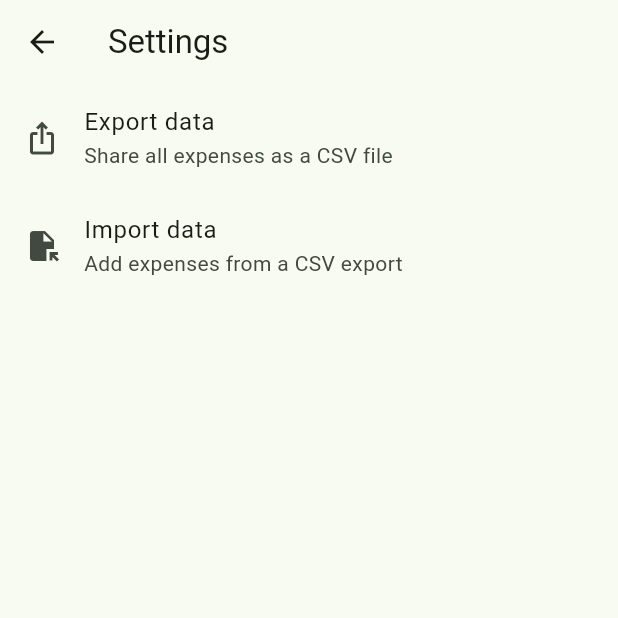
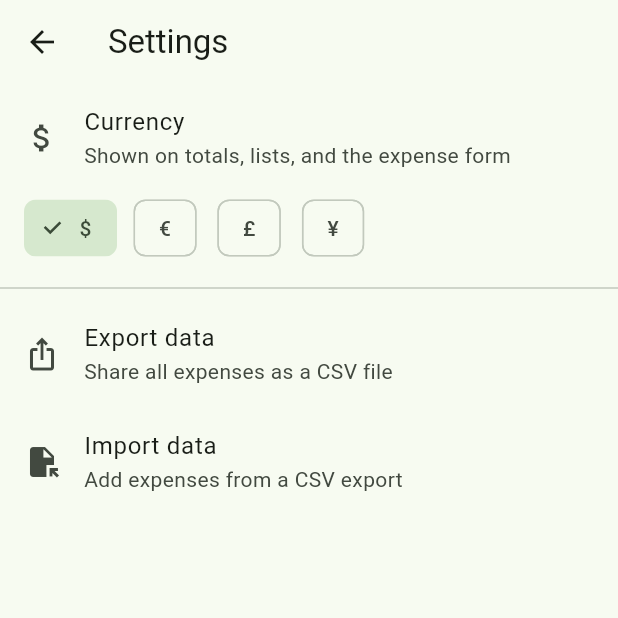
Before and after one commit to AhmedElemey/expense-tracker-flutter, a Flutter app: the screen it shows after launch, after a tap on the "settings" icon, on a phone screen of 412 x 824 dp, the top half of it. Run offline on Flutter 3.47's test engine with Material 3 defaults, Android fonts, the phone set to English and light mode, and no system bars; our stand-ins replace file_picker, flutter_riverpod, freezed_annotation, share_plus, sqflite; accounts and stored records are empty.

Commit message:
Add a configurable currency symbol for displayed amounts.
Keep a single settings value (default $) and prefix totals, list rows, pie summary, and the expense form so amounts read consistently.

Co-authored-by: Cursor <cursoragent@cursor.com>

```diff
--- a/lib/presentation/format.dart
+++ b/lib/presentation/format.dart
@@ -1,3 +1,12 @@
 import 'package:intl/intl.dart';
 
-String formatAmount(double amount) => NumberFormat('#,##0.00').format(amount);
+const kDefaultCurrencySymbol = r'$';
+
+const kCurrencySymbols = <String>[r'$', '€', '£', '¥'];
+
+String formatAmount(
+  double amount, {
+  String symbol = kDefaultCurrencySymbol,
+}) {
+  return '$symbol${NumberFormat('#,##0.00').format(amount)}';
+}
--- a/lib/presentation/providers/dashboard_providers.dart
+++ b/lib/presentation/providers/dashboard_providers.dart
@@ -1,6 +1,7 @@
 import 'package:flutter_riverpod/flutter_riverpod.dart';
 
 import 'package:expensetracker/domain/entities/expense_category.dart';
+import 'package:expensetracker/presentation/format.dart';
 
 /// How the history list is sectioned.
 enum HistoryGrouping { day, month }
@@ -48,3 +49,7 @@ class SelectedMonthNotifier extends Notifier<DateTime> {
 final selectedMonthProvider = NotifierProvider<SelectedMonthNotifier, DateTime>(
   SelectedMonthNotifier.new,
 );
+
+final currencySymbolProvider = StateProvider<String>(
+  (ref) => kDefaultCurrencySymbol,
+);
--- a/lib/presentation/screens/history_screen.dart
+++ b/lib/presentation/screens/history_screen.dart
@@ -21,6 +21,7 @@ class HistoryScreen extends ConsumerWidget {
   Widget build(BuildContext context, WidgetRef ref) {
     final history = ref.watch(transactionsProvider);
     final grouping = ref.watch(historyGroupingProvider);
+    final currencySymbol = ref.watch(currencySymbolProvider);
 
     return Scaffold(
       appBar: AppBar(title: const Text('History')),
@@ -62,6 +63,7 @@ class HistoryScreen extends ConsumerWidget {
               data: (items) => TransactionList(
                 transactions: items,
                 grouping: grouping,
+                currencySymbol: currencySymbol,
                 emptyMessage: 'No expenses yet.\nAdd one from the home screen.',
                 onRefresh: () =>
                     ref.read(transactionsProvider.notifier).refresh(),
--- a/lib/presentation/screens/home_screen.dart
+++ b/lib/presentation/screens/home_screen.dart
@@ -25,6 +25,7 @@ class HomeScreen extends ConsumerWidget {
     final filter = ref.watch(categoryFilterProvider);
     final totals = ref.watch(monthlyTotalsProvider);
     final filtered = ref.watch(filteredTransactionsProvider);
+    final currencySymbol = ref.watch(currencySymbolProvider);
 
     return Scaffold(
       appBar: AppBar(
@@ -47,7 +48,7 @@ class HomeScreen extends ConsumerWidget {
         onPressed: () => AddExpenseScreen.open(context),
         child: const Icon(Icons.add),
       ),
-      body: _body(context, ref, month, filter, totals, filtered),
+      body: _body(context, ref, month, filter, totals, filtered, currencySymbol),
     );
   }
 
@@ -58,6 +59,7 @@ class HomeScreen extends ConsumerWidget {
     ExpenseCategory? filter,
     AsyncValue<MonthlyTotals> totals,
     AsyncValue<List<Expense>> filtered,
+    String currencySymbol,
   ) {
     if ((totals.isLoading && !totals.hasValue) ||
         (filtered.isLoading && !filtered.hasValue)) {
@@ -98,7 +100,7 @@ class HomeScreen extends ConsumerWidget {
                     style: Theme.of(context).textTheme.titleSmall,
                   ),
                   Text(
-                    formatAmount(monthly.total),
+                    formatAmount(monthly.total, symbol: currencySymbol),
                     key: const Key('month-total'),
                     style: Theme.of(context).textTheme.displaySmall?.copyWith(
                       fontWeight: FontWeight.bold,
@@ -108,6 +110,7 @@ class HomeScreen extends ConsumerWidget {
                   CategoryPieChart(
                     totals: monthly.byCategory,
                     selected: filter,
+                    currencySymbol: currencySymbol,
                     onCategoryTapped: (category) => ref
                         .read(categoryFilterProvider.notifier)
                         .toggle(category),
@@ -131,6 +134,7 @@ class HomeScreen extends ConsumerWidget {
               nested: true,
               transactions: items,
               grouping: HistoryGrouping.day,
+              currencySymbol: currencySymbol,
               emptyMessage: filter == null
                   ? 'No expenses this month.\nTap + to add one.'
                   : 'No ${filter.label.toLowerCase()} expenses this month.',
--- a/lib/presentation/screens/settings_screen.dart
+++ b/lib/presentation/screens/settings_screen.dart
@@ -7,7 +7,9 @@ import 'package:flutter_riverpod/flutter_riverpod.dart';
 import 'package:path_provider/path_provider.dart';
 import 'package:share_plus/share_plus.dart';
 
+import 'package:expensetracker/presentation/format.dart';
 import 'package:expensetracker/presentation/providers/app_providers.dart';
+import 'package:expensetracker/presentation/providers/dashboard_providers.dart';
 import 'package:expensetracker/presentation/providers/transactions_provider.dart';
 
 class SettingsScreen extends ConsumerWidget {
@@ -21,10 +23,37 @@ class SettingsScreen extends ConsumerWidget {
 
   @override
   Widget build(BuildContext context, WidgetRef ref) {
+    final currencySymbol = ref.watch(currencySymbolProvider);
     return Scaffold(
       appBar: AppBar(title: const Text('Settings')),
       body: ListView(
         children: [
+          const ListTile(
+            leading: Icon(Icons.attach_money),
+            title: Text('Currency'),
+            subtitle: Text('Shown on totals, lists, and the expense form'),
+          ),
+          Padding(
+            padding: const EdgeInsets.fromLTRB(16, 0, 16, 8),
+            child: Wrap(
+              spacing: 8,
+              children: [
+                for (final symbol in kCurrencySymbols)
+                  ChoiceChip(
+                    key: Key('currency-$symbol'),
+                    label: Text(symbol),
+                    selected: currencySymbol == symbol,
+                    onSelected: (selected) {
+                      if (selected) {
+                        ref.read(currencySymbolProvider.notifier).state =
+                            symbol;
+                      }
+                    },
+                  ),
+              ],
+            ),
+          ),
+          const Divider(),
           ListTile(
             key: const Key('export-data'),
             leading: const Icon(Icons.ios_share),
--- a/lib/presentation/widgets/category_pie_chart.dart
+++ b/lib/presentation/widgets/category_pie_chart.dart
@@ -13,11 +13,13 @@ class CategoryPieChart extends StatelessWidget {
     required this.totals,
     required this.selected,
     required this.onCategoryTapped,
+    this.currencySymbol = kDefaultCurrencySymbol,
   });
 
   final Map<ExpenseCategory, double> totals;
   final ExpenseCategory? selected;
   final ValueChanged<ExpenseCategory> onCategoryTapped;
+  final String currencySymbol;
 
   List<MapEntry<ExpenseCategory, double>> get _slices {
     final entries = totals.entries.where((entry) => entry.value > 0).toList()
@@ -93,7 +95,9 @@ class CategoryPieChart extends StatelessWidget {
         if (selected != null)
           TextButton(
             onPressed: () => onCategoryTapped(selected!),
-            child: Text('Show all · ${formatAmount(total)} total'),
+            child: Text(
+              'Show all · ${formatAmount(total, symbol: currencySymbol)} total',
+            ),
           ),
       ],
     );
--- a/lib/presentation/widgets/transaction_list_item.dart
+++ b/lib/presentation/widgets/transaction_list_item.dart
@@ -9,11 +9,13 @@ class TransactionListItem extends StatelessWidget {
   const TransactionListItem({
     super.key,
     required this.transaction,
+    this.currencySymbol = kDefaultCurrencySymbol,
     this.onTap,
     this.onDelete,
   });
 
   final Expense transaction;
+  final String currencySymbol;
   final VoidCallback? onTap;
   final Future<void> Function(Expense transaction)? onDelete;
 
@@ -31,7 +33,7 @@ class TransactionListItem extends StatelessWidget {
       title: Text(hasNote ? note : category.label),
       subtitle: Text([if (hasNote) category.label, dateLabel].join(' · ')),
       trailing: Text(
-        formatAmount(transaction.amount),
+        formatAmount(transaction.amount, symbol: currencySymbol),
         style: Theme.of(
           context,
         ).textTheme.titleMedium?.copyWith(fontWeight: FontWeight.w600),
```
Also changed, not shown: lib/presentation/widgets/expense_form.dart (+5 -2 lines), lib/presentation/widgets/transaction_list.dart (+7 -0 lines), 3 other files.
